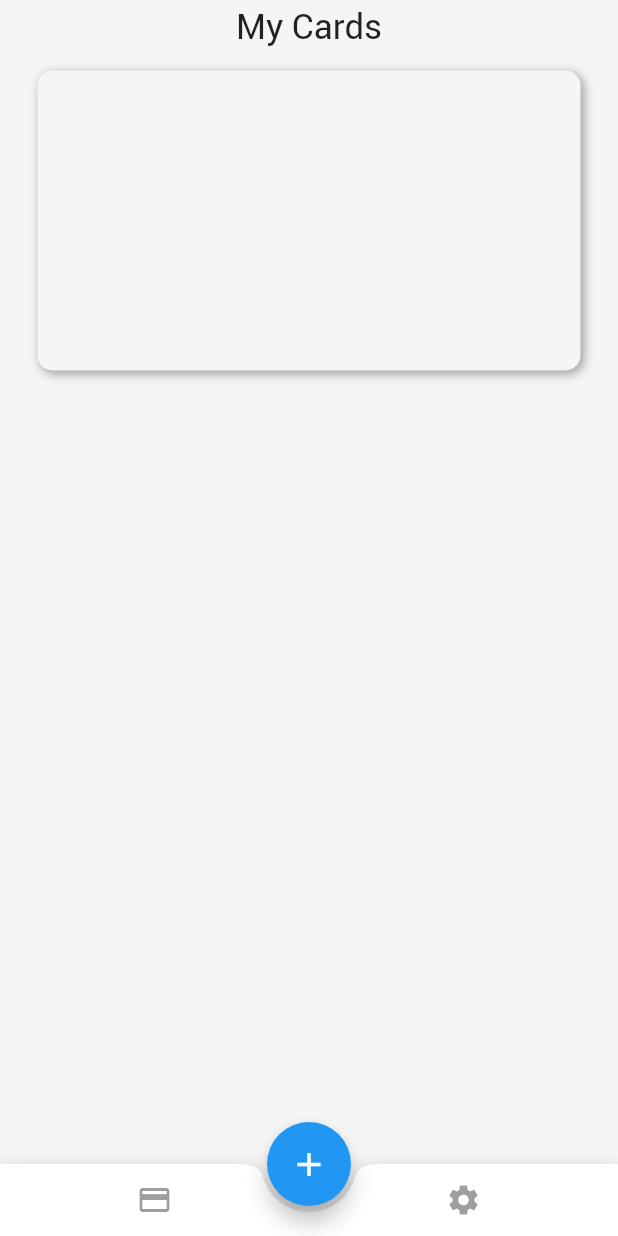
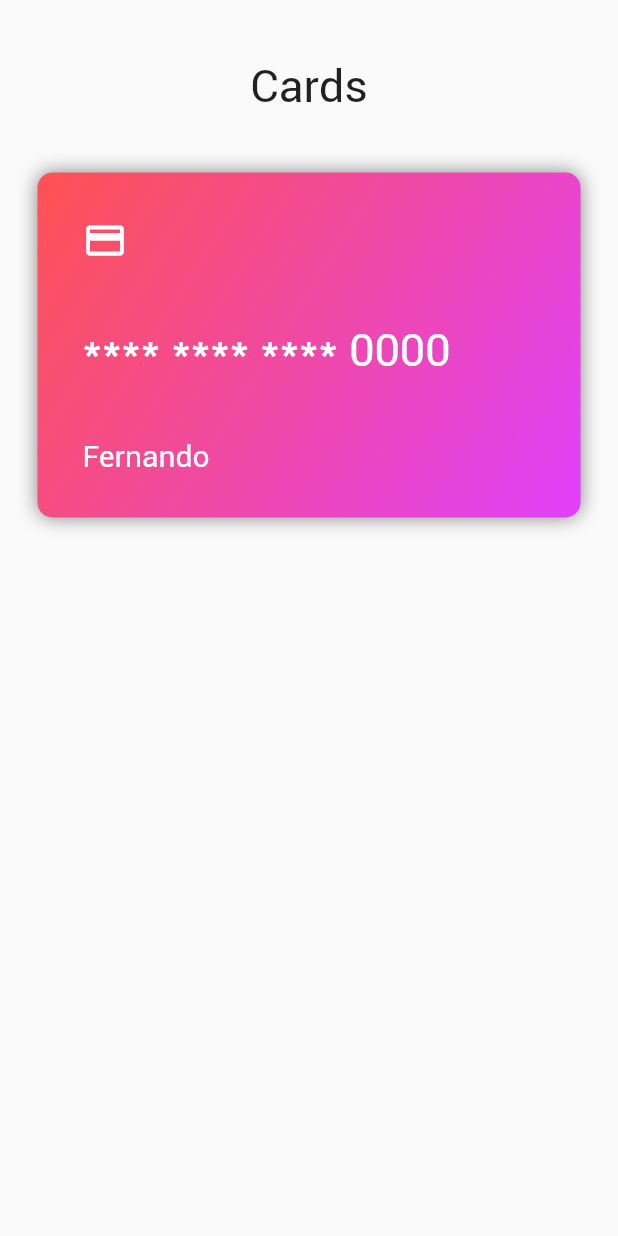
Before and after one commit to feMoraes0/wallet-app, a Flutter app: the screen it shows after launch, on a phone screen of 412 x 824 dp. Run offline on Flutter 3.47's test engine with Material 2 defaults, Android fonts, the phone set to English and light mode, and no system bars.

Commit message:
Added credit card

```diff
--- a/lib/app/app.dart
+++ /dev/null
@@ -1,80 +0,0 @@
-import "package:flutter/material.dart";
-import 'package:my_wallet/app/cards/cards.dart';
-
-class App extends StatefulWidget {
-  App({Key key}) : super(key: key);
-
-  @override
-  _AppState createState() => _AppState();
-}
-
-class _AppState extends State<App> {
-  int page = 0;
-  PageController _pageController = PageController();
-
-  updatePage(page) {
-    this.setState(() {
-      this.page = page;
-    });
-    this._pageController.animateToPage(page, duration: Duration(milliseconds: 500), curve: Curves.decelerate);
-  }
-
-  @override
-  Widget build(BuildContext context) {
-    Size size = MediaQuery.of(context).size;
-
-    return Scaffold(
-      backgroundColor: Colors.grey[100],
-      body: SafeArea(
-        child: PageView(
-          controller: _pageController,
-          children: <Widget>[
-            Cards(),
-            Container(
-              color: Colors.grey[100],
-              child: Icon(Icons.settings),
-            ),
-          ],
-        ),
-      ),
-
-      bottomNavigationBar: BottomAppBar(
-        shape: CircularNotchedRectangle(),
-        child: Row(
-          children: <Widget>[
-            InkWell(
-              highlightColor: Colors.redAccent,
-              onTap: () { this.updatePage(0); },
-              child: Container(
-                width: size.width / 2,
-                child: IconButton(
-                  icon: Icon(Icons.credit_card),
-                  onPressed: null,
-                ),
-              ),
-            ),
-            InkWell(
-              highlightColor: Colors.redAccent,
-              onTap: () { this.updatePage(1); },
-              child: Container(
-                width: size.width / 2,
-                child: IconButton(
-                  icon: Icon(Icons.settings, color: (this.page == 1 ? Colors.black : Colors.grey),),
-                  onPressed: null,
-                ),
-              ),
-            ),
-
-          ],
-        ),
-      ),
-      floatingActionButton: InkWell(
-        child: FloatingActionButton(
-          child: Icon(Icons.add, size: 26.0,),
-          onPressed: null,
-        ),
-      ),
-      floatingActionButtonLocation: FloatingActionButtonLocation.centerDocked,
-    );
-  }
-}
--- a/lib/app/cards/cards.dart
+++ b/lib/app/cards/cards.dart
@@ -1,3 +1,4 @@
+import 'package:flutter/cupertino.dart';
 import "package:flutter/material.dart";
 
 class Cards extends StatelessWidget {
@@ -5,33 +6,75 @@ class Cards extends StatelessWidget {
   Widget build(BuildContext context) {
     Size size = MediaQuery.of(context).size;
 
-    return SingleChildScrollView(
+    return Scaffold(
+      backgroundColor: Colors.grey[50],
+      body: SafeArea(
+        child: SingleChildScrollView(
           child: Column(
             children: <Widget>[
-          Padding(
-            padding: const EdgeInsets.only(top: 5.0, bottom: 15.0),
+              Container(
+                width: size.width,
+                padding: EdgeInsets.symmetric(vertical: 40.0),
                 child: Text(
-              "My Cards",
+                  "Cards",
+                  textAlign: TextAlign.center,
                   style: TextStyle(
-                fontSize: 23.0
+                    fontSize: 30.0,
                   ),
                 ),
               ),
-          Container(
+              CreditCard(),
+            ],
+          ),
+        ),
+      ),
+    );
+  }
+}
+
+class CreditCard extends StatelessWidget {
+  @override
+  Widget build(BuildContext context) {
+    Size size = MediaQuery.of(context).size;
+
+    return Container(
       width: size.width - 50.0,
-            height: 200.0,
-            margin: EdgeInsets.only(bottom: 20.0),
+      height: 230.0,
+      margin: EdgeInsets.fromLTRB(25.0, 0.0, 25.0, 25.0),
+      padding: EdgeInsets.all(30.0),
       decoration: BoxDecoration(
-              color: Colors.grey[100],
+          gradient: LinearGradient(
+            begin: Alignment.topLeft,
+            end: Alignment.bottomRight,
+            colors: <Color>[Colors.redAccent, Colors.purpleAccent],
+          ),
+          borderRadius: BorderRadius.circular(10.0),
           boxShadow: [
             BoxShadow(
-                  color: Colors.grey[500],
-                  offset: Offset(2.0, 2.0),
-                  blurRadius: 5.0,
+              color: Colors.black45,
+              blurRadius: 10.0,
+            )
+          ]),
+      child: Column(
+        mainAxisAlignment: MainAxisAlignment.spaceBetween,
+        crossAxisAlignment: CrossAxisAlignment.start,
+        children: <Widget>[
+          Icon(
+            Icons.credit_card,
+            color: Colors.white,
+            size: 30.0,
           ),
-              ],
-              borderRadius: BorderRadius.circular(10.0),
+          Text(
+            "**** **** **** 0000",
+            textAlign: TextAlign.center,
+            style: TextStyle(
+              color: Colors.white,
+              fontSize: 30.0,
             ),
+          ),
+          Text(
+            "Fernando",
+            style: TextStyle(color: Colors.white, fontSize: 20.0),
           ),
         ],
       ),
--- a/lib/main.dart
+++ b/lib/main.dart
@@ -1,5 +1,5 @@
 import 'package:flutter/material.dart';
-import 'package:my_wallet/app/app.dart';
+import 'package:my_wallet/app/cards/cards.dart';
 
 void main() => runApp(MyApp());
 
@@ -11,7 +11,7 @@ class MyApp extends StatelessWidget {
       theme: ThemeData(
         fontFamily: "Roboto",
       ),
-      home: App(),
+      home: Cards(),
     );
   }
 }
```
Also changed, not shown: lib/app/settings/settings.dart (added). Lines whose indentation alone changed are shown as unchanged.
